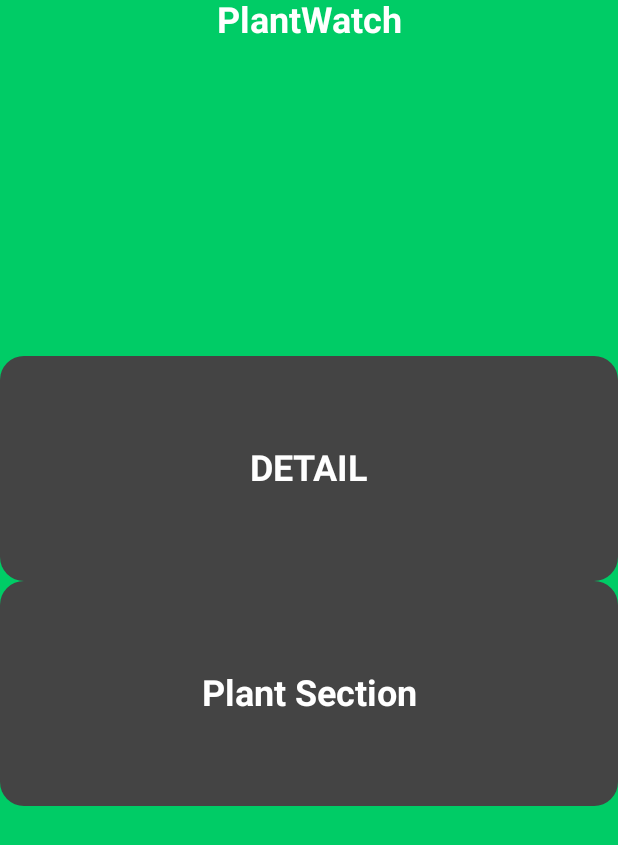
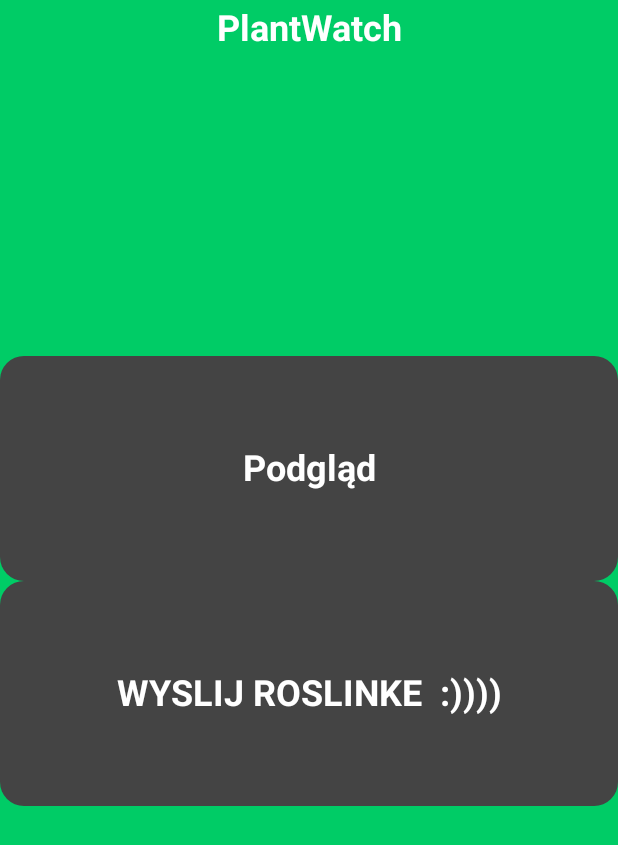
Before and after one commit to jak-obe/plantproject, an Android app built with Jetpack Compose: the screen it shows after launch (MainActivity), on a phone screen of 412 x 824 dp. Shown: the top 845 px of the screen. Run offline under Robolectric (Android 15) with nearby library versions, the light colour scheme and no system bars; 1 statement that could not run was skipped.

Commit message:
cosik dodany

```diff
--- a/app/build.gradle.kts
+++ b/app/build.gradle.kts
@@ -51,6 +51,10 @@ android {
 
 dependencies {
 
+    // retrofit2
+    implementation("com.squareup.retrofit2:retrofit:2.9.0")
+
+
     // nawigacja
     implementation("androidx.navigation:navigation-compose:2.7.5")
 
--- a/app/src/main/java/com/example/plantproject/MainActivity.kt
+++ b/app/src/main/java/com/example/plantproject/MainActivity.kt
@@ -14,10 +14,14 @@ import androidx.navigation.NavHostController
 import androidx.navigation.compose.rememberNavController
 import com.example.plantproject.navigation.SetupNavGraph
 import com.example.plantproject.ui.theme.PlantprojectTheme
+import com.example.plantproject.viewModels.apiViewModel
 
 class MainActivity : ComponentActivity() {
 
     lateinit var navController: NavHostController
+    lateinit var mojviewmodel: apiViewModel
+//    mojviewmodel = apiViewModel()
+
 
 
     override fun onCreate(savedInstanceState: Bundle?) {
@@ -30,7 +34,7 @@ class MainActivity : ComponentActivity() {
                     color = MaterialTheme.colorScheme.background
                 ) {
                     navController = rememberNavController()
-                    SetupNavGraph(navController = navController)
+                    SetupNavGraph(navController = navController,mojviewmodel )
                 }
             }
         }
--- a/app/src/main/java/com/example/plantproject/data/Plant.kt
+++ b/app/src/main/java/com/example/plantproject/data/Plant.kt
@@ -2,5 +2,8 @@ package com.example.plantproject.data
 
 data class Plant(
     val id: Int,
-    val name: String
+    val name: String,
+    val temperatura: Int,
+    val wilgotnosc: Int,
+    val swiatlo: Int,
 )
--- /dev/null
+++ b/app/src/main/java/com/example/plantproject/data/PlantData.kt
@@ -0,0 +1,7 @@
+package com.example.plantproject.data
+
+data class PlantData(
+    val name: String,
+    val scientificName: String,
+    val description: String
+)
--- a/app/src/main/java/com/example/plantproject/navigation/NavGraph.kt
+++ b/app/src/main/java/com/example/plantproject/navigation/NavGraph.kt
@@ -4,12 +4,15 @@ import androidx.compose.runtime.Composable
 import androidx.navigation.NavHostController
 import androidx.navigation.compose.NavHost
 import androidx.navigation.compose.composable
+import com.example.plantproject.API.newapi
 import com.example.plantproject.navigation.screens.HomeScreen
 import com.example.plantproject.navigation.screens.PlantSection
+import com.example.plantproject.viewModels.apiViewModel
 
 @Composable
 fun SetupNavGraph(
-    navController: NavHostController
+    navController: NavHostController,
+    viewModel: apiViewModel
 ) {
 
 
@@ -20,7 +23,7 @@ fun SetupNavGraph(
     NavHost(navController = navController, startDestination = Screen.Home.route) {
         composable(route = Screen.Home.route) {
             //TODO zrobic te ekrany
-            HomeScreen(navController = navController)
+            HomeScreen(navController = navController, apiViewModel = viewModel)
         }
         composable(route = Screen.Detail.route){
 //            LoginMain(navController = navController)
--- a/app/src/main/java/com/example/plantproject/navigation/screens/HomeScreen.kt
+++ b/app/src/main/java/com/example/plantproject/navigation/screens/HomeScreen.kt
@@ -1,5 +1,6 @@
 package com.example.plantproject.navigation.screens
 
+import android.util.Log
 import androidx.compose.foundation.background
 import androidx.compose.foundation.layout.Arrangement
 import androidx.compose.foundation.layout.Box
@@ -14,10 +15,15 @@ import androidx.compose.material3.Button
 import androidx.compose.material3.ButtonDefaults
 import androidx.compose.material3.Text
 import androidx.compose.runtime.Composable
+import androidx.compose.runtime.getValue
+import androidx.compose.runtime.mutableStateOf
+import androidx.compose.runtime.remember
+import androidx.compose.runtime.setValue
 import androidx.compose.ui.Alignment
 import androidx.compose.ui.Modifier
 import androidx.compose.ui.graphics.Color
 import androidx.compose.ui.modifier.modifierLocalConsumer
+import androidx.compose.ui.platform.LocalContext
 import androidx.compose.ui.text.TextStyle
 import androidx.compose.ui.text.font.FontWeight
 import androidx.compose.ui.text.style.TextAlign
@@ -26,11 +32,18 @@ import androidx.compose.ui.unit.dp
 import androidx.compose.ui.unit.sp
 import androidx.navigation.NavController
 import androidx.navigation.compose.rememberNavController
+import com.example.plantproject.data.PlantData
 import com.example.plantproject.navigation.Screen
+import com.example.plantproject.viewModels.apiViewModel
+import java.io.File
+
 
 @Composable
-fun HomeScreen(navController: NavController) {
+fun HomeScreen(navController: NavController, apiViewModel: apiViewModel) {
 
+
+
+    val marek = PlantData("imie","imieLacinskie","opisik")
 
     Row(
         modifier = Modifier
@@ -39,7 +52,7 @@ fun HomeScreen(navController: NavController) {
             .height(20.dp),
         horizontalArrangement = Arrangement.Center
     ) {
-        Box(contentAlignment = Alignment.Center) {
+        Box(contentAlignment = Alignment.Center, modifier = Modifier.padding(5.dp)) {
             Text(
                 textAlign = TextAlign.Center,
                 fontSize = 24.sp,
@@ -51,27 +64,15 @@ fun HomeScreen(navController: NavController) {
     }
 
     Box(
-        modifier = Modifier.fillMaxSize(),
-        contentAlignment = Alignment.Center
+        modifier = Modifier.fillMaxSize().background(color = Color.Transparent).height(10000.dp),
+        contentAlignment = Alignment.Center,
+
     ) {
 
 
         Column(modifier = Modifier.padding(bottom = 50.dp)) {
 
-            Button(
-                onClick = {
-                    navController.navigate(route = Screen.Detail.route)
-                },
-                colors = ButtonDefaults.buttonColors(Color.DarkGray),
-                shape = RoundedCornerShape(16.dp),
-                modifier = Modifier
-                    .align(Alignment.CenterHorizontally)
-                    .height(150.dp)
-                    .fillMaxWidth()
 
-            ) {
-                Text("DETAIL", style = TextStyle(fontSize = 24.sp, fontWeight = FontWeight.Bold))
-            }
 
             Button(
                 onClick = {
@@ -85,9 +86,27 @@ fun HomeScreen(navController: NavController) {
                     .fillMaxWidth()
 
             ) {
-                Text("Plant Section", style = TextStyle(fontSize = 24.sp, fontWeight = FontWeight.Bold))
+                Text("Podgląd", style = TextStyle(fontSize = 24.sp, fontWeight = FontWeight.Bold))
             }
 
+
+            Button(
+                onClick = {
+                    Log.d("plancik", "klikfront")
+
+                    apiViewModel.postDataWithoutPhoto(marek)
+
+                },
+                colors = ButtonDefaults.buttonColors(Color.DarkGray),
+                shape = RoundedCornerShape(16.dp),
+                modifier = Modifier
+                    .align(Alignment.CenterHorizontally)
+                    .height(150.dp)
+                    .fillMaxWidth()
+
+            ) {
+                Text("WYSLIJ ROSLINKE  :))))", style = TextStyle(fontSize = 24.sp, fontWeight = FontWeight.Bold))
+            }
 
 
 
@@ -98,5 +117,5 @@ fun HomeScreen(navController: NavController) {
 @Preview(showBackground = true)
 @Composable
 fun previewHomeScreen() {
-    HomeScreen(navController = rememberNavController())
+//    HomeScreen(navController = rememberNavController())
 }
--- a/app/src/main/java/com/example/plantproject/navigation/screens/PlantSection.kt
+++ b/app/src/main/java/com/example/plantproject/navigation/screens/PlantSection.kt
@@ -71,7 +71,7 @@ fun ListaRoslin(platList: List<Plant>) {
             }
         }
         items(platList){plant ->
-            PlantCard(plant.id,plant.name)
+            PlantCard(plant.id,plant.name,plant.temperatura,plant.wilgotnosc,plant.swiatlo)
         }
     }
 }
```
Also changed, not shown: app/src/main/java/com/example/plantproject/API/newApi.kt (added, +46 -0 lines), app/src/main/java/com/example/plantproject/composables/PlantCard.kt (+17 -8 lines), app/src/main/java/com/example/plantproject/data/plants.kt (+6 -14 lines), app/src/main/java/com/example/plantproject/viewModels/apiViewModel.kt (added, +47 -0 lines), app/src/main/java/com/example/plantproject/foto.jpg (added), app/src/main/res/raw/foto.jpg (added).
